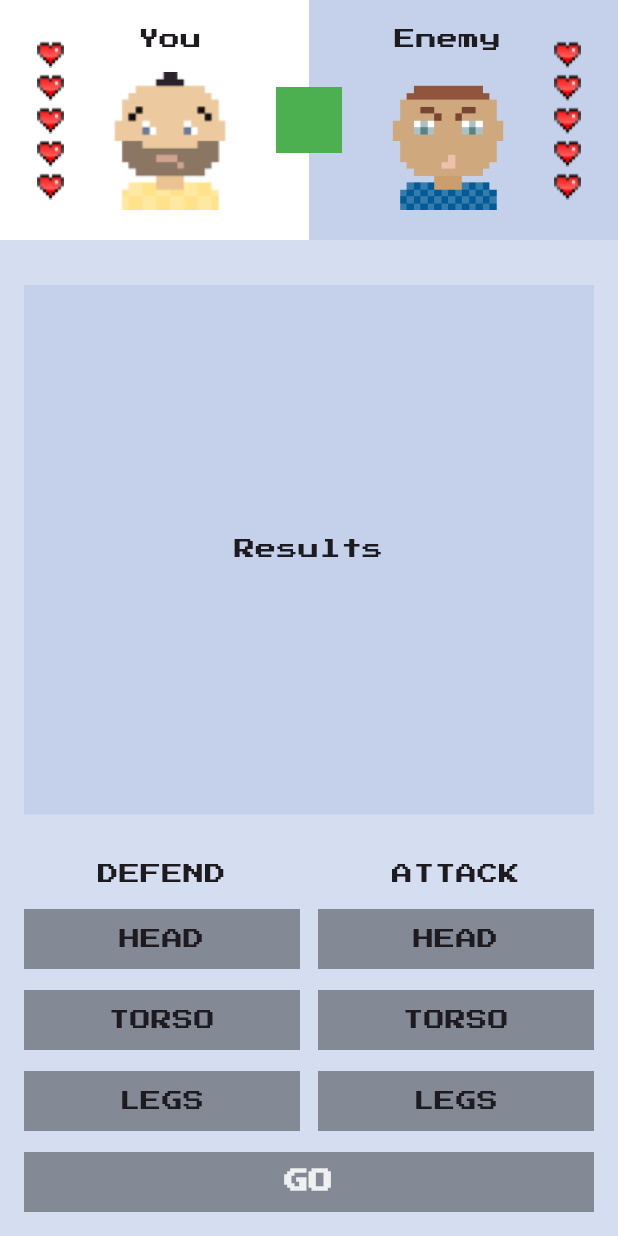
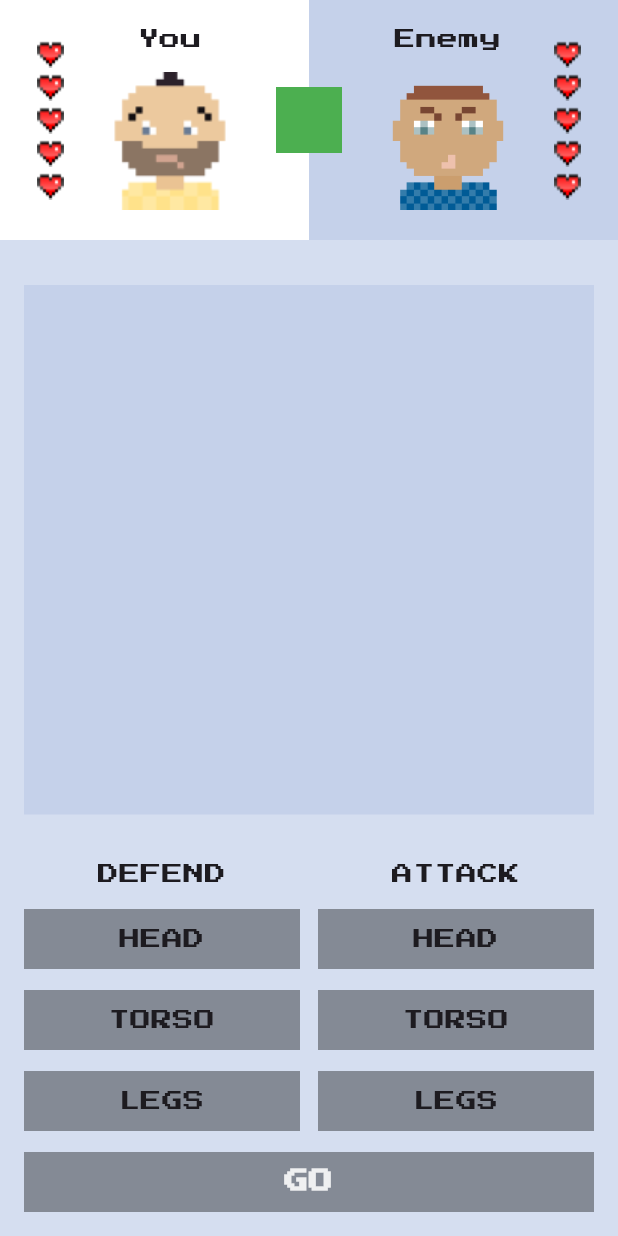
Before and after one commit to rawthriver/flutter_fight_club, a Flutter app: the screen it shows after launch, after a tap on "START NEW GAME", on a phone screen of 412 x 824 dp. Run offline on Flutter 3.47's test engine with Material 3 defaults, Android fonts, the phone set to English and light mode, and no system bars; our stand-ins replace google_fonts.

Commit message:
homework finished

```diff
--- a/lib/main.dart
+++ b/lib/main.dart
@@ -47,6 +47,7 @@ class MyHomePageState extends State<MyHomePage> {
 
   bool _readyToFight = false;
   bool _gameOver = true;
+  String _fightingResult = 'Ready to go';
 
 //EdgeInsets.only(left: 16, top: 30, right: 16, bottom: 30),
 
@@ -62,18 +63,23 @@ class MyHomePageState extends State<MyHomePage> {
               myLivesCount: myLives,
               enemyLivesCount: enemyLives,
             ),
-            const Expanded(
+            Expanded(
               child: SizedBox(
                 child: Padding(
-                  padding:
-                      EdgeInsets.only(left: 16, top: 30, right: 16, bottom: 30),
+                  padding: const EdgeInsets.only(
+                      left: 16, top: 30, right: 16, bottom: 30),
                   child: ColoredBox(
                     color: FightClubColors.backgroundBlock,
                     child: Row(
                       mainAxisAlignment: MainAxisAlignment.center,
                       children: [
                         Center(
-                          child: Text('Results'),
+                          child: Text(
+                            _fightingResult,
+                            textAlign: TextAlign.center,
+                            softWrap: true,
+                            style: const TextStyle(height: 2, fontSize: 10),
+                          ),
                         ),
                       ],
                     ),
@@ -122,25 +128,47 @@ class MyHomePageState extends State<MyHomePage> {
     });
   }
 
+  void _calculateFightingResult() {
+    var results = [];
+    if (_attackingBodyPart != _whatEnemyDefends) {
+      results.add('You hit enemy’s ${_attackingBodyPart?.name.toLowerCase()}.');
+      enemyLives--;
+    } else {
+      results.add('Your attack was blocked.');
+    }
+    if (_defendingBodyPart != _whatEnemyAttacks) {
+      results.add('Enemy hit your ${_defendingBodyPart?.name.toLowerCase()}.');
+      myLives--;
+    } else {
+      results.add('Enemy’s attack was blocked.');
+    }
+    _gameOver = myLives < 1 || enemyLives < 1;
+    if (_gameOver) {
+      _fightingResult =
+          enemyLives < 1 ? (myLives < 1 ? 'Draw' : 'You won') : 'You lost';
+    } else {
+      _fightingResult = results.join('\n');
+    }
+  }
+
   void _startFighting() {
     if (_gameOver) {
       setState(() {
         myLives = maxLives;
         enemyLives = maxLives;
         _gameOver = false;
+        _fightingResult = '';
       });
       return;
     }
     if (!_readyToFight) return;
     setState(() {
-      if (_defendingBodyPart != _whatEnemyAttacks) myLives--;
-      if (_attackingBodyPart != _whatEnemyDefends) enemyLives--;
+      _calculateFightingResult();
       _whatEnemyDefends = BodyPart.random();
       _whatEnemyAttacks = BodyPart.random();
       _defendingBodyPart = null;
       _attackingBodyPart = null;
       _setReadyState();
-      _gameOver = myLives < 1 || enemyLives < 1;
     });
   }
 }
```
